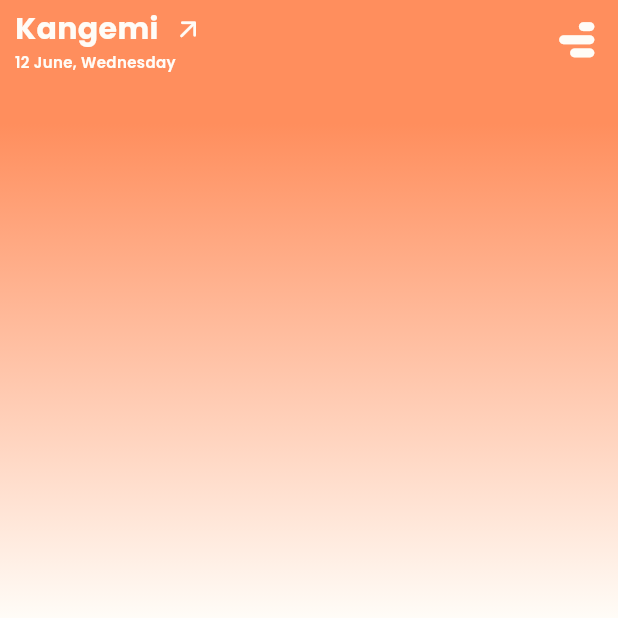
After one commit to captainEdins/njeve, a Flutter app: the HomePage screen opened directly, on a phone screen of 412 x 824 dp. The commit adds this screen. Shown: the top 618 px of the screen. Run offline on Flutter 3.47's test engine with Material 3 defaults, Android fonts, the light colour scheme and no system bars; our stand-ins replace geolocator, permission_handler, shared_preferences, smooth_page_indicator; accounts and stored records are empty.

Commit message:
made some adjustment

```diff
--- a/lib/landing/landing.dart
+++ b/lib/landing/landing.dart
@@ -2,9 +2,11 @@
 import 'package:flutter/material.dart';
 import 'package:geolocator/geolocator.dart';
 import 'package:njeve/dialog/dialogGood.dart';
+import 'package:njeve/pages/homePage.dart';
 import 'package:njeve/resources/color.dart';
 import 'package:njeve/resources/string.dart';
 import 'package:permission_handler/permission_handler.dart';
+import 'package:shared_preferences/shared_preferences.dart';
 import 'package:smooth_page_indicator/smooth_page_indicator.dart';
 
 class Landing extends StatefulWidget {
@@ -150,12 +152,19 @@ class _LandingState extends State<Landing> {
     );
   }
 
+  openHome(){
+    Navigator.pushReplacement(context, MaterialPageRoute(builder: (context) =>  const HomePage()));
+  }
+
   checkLocationPermissionAndOpen() async {
 
     var locationStatus = await Permission.location.status;
 
     if(locationStatus.isGranted){
+      final prefs = await SharedPreferences.getInstance();
+      prefs.setBool('first', true);
 
+      openHome();
     }else{
       showAlertDialogGood(buttonOk: buttonOk(),title: "Info!",message: "Thanks for your interest in Njeve! To experience the app's full functionality, allowing location access is the last step. This helps ${Strings.appName} provide accurate weather updates for your area.");
     }
@@ -237,7 +246,7 @@ class _LandingState extends State<Landing> {
               Navigator.of(context, rootNavigator: true).pop();
 
               //make the request
-
+              await determinePosition();
 
             },
             child: Container(
--- /dev/null
+++ b/lib/pages/homePage.dart
@@ -0,0 +1,97 @@
+import 'package:flutter/cupertino.dart';
+import 'package:flutter/material.dart';
+import 'package:intl/intl.dart';
+import 'package:njeve/resources/color.dart';
+
+class HomePage extends StatefulWidget {
+  const HomePage({super.key});
+
+  @override
+  State<HomePage> createState() => _HomePageState();
+}
+
+class _HomePageState extends State<HomePage> {
+  Color topColor = ColorList.sunColor;
+
+  @override
+  Widget build(BuildContext context) {
+    return Scaffold(
+      backgroundColor: ColorList.backgroundColor,
+      body: Stack(
+        children: [
+          Container(
+            decoration: BoxDecoration(
+                gradient: LinearGradient(
+                    begin: Alignment.topRight,
+                    stops: const [0.2, 1.0],
+                    colors: [topColor, ColorList.backgroundColor])),
+          ),
+          Column(
+            children: [topBar()],
+          )
+        ],
+      ),
+    );
+  }
+
+  Widget topBar() {
+    var timeNow = DateTime.now().hour;
+    var date = DateTime.now();
+
+    return Container(
+      padding: EdgeInsets.only(
+          left: 10,
+          right: 10,
+          top: MediaQuery.of(context).viewPadding.top > 0 ? 35 : 5,
+          bottom: 5),
+      width: double.infinity,
+      child: Row(
+        children: [
+          Expanded(
+              child: Column(
+                mainAxisAlignment: MainAxisAlignment.start,
+            crossAxisAlignment: CrossAxisAlignment.start,
+            children: [
+              const Row(
+                children: [
+                  Text(
+                    "Kangemi",
+                    textAlign: TextAlign.center,
+                    style: TextStyle(
+                        fontWeight: FontWeight.w700,
+                        color: ColorList.backgroundColor,
+                        fontSize: 20),
+                  ),
+                  SizedBox(width: 10,),
+                  Icon(
+                    Icons.arrow_outward_rounded,
+                    color: ColorList.backgroundColor,
+                    size: 20,
+                  )
+                ],
+              ),
+              Text(
+                DateFormat('d MMMM, EEEE').format(date),
+                textAlign: TextAlign.center,
+                style: const TextStyle(
+                    fontWeight: FontWeight.w600,
+                    color: ColorList.backgroundColor,
+                    fontSize: 10),
+              ),
+            ],
+          )),
+          const Center(
+            child: RotatedBox(
+              quarterTurns: 3,
+              child: Icon(
+                Icons.bar_chart_rounded,
+                color: ColorList.backgroundColor,
+                size: 35,
+              ),
+            ),
+          )
+        ],
+      ),
+    );
+  }
+}
--- a/lib/splashScreen/splash.dart
+++ b/lib/splashScreen/splash.dart
@@ -2,6 +2,7 @@ import 'dart:async';
 
 import 'package:flutter/material.dart';
 import 'package:njeve/landing/landing.dart';
+import 'package:njeve/pages/homePage.dart';
 import 'package:njeve/resources/color.dart';
 import 'package:shared_preferences/shared_preferences.dart';
 
@@ -40,7 +41,7 @@ class _SplashState extends State<Splash> {
 
   void openHome({bool landingPage = false}) {
     if (landingPage) {
-      //Navigator.pushReplacement(context, MaterialPageRoute(builder: (context) =>  const Landing()));
+      Navigator.pushReplacement(context, MaterialPageRoute(builder: (context) =>  const HomePage()));
     }else {
       Navigator.pushReplacement(context, MaterialPageRoute(builder: (context) => const Landing()));
     }
--- a/pubspec.yaml
+++ b/pubspec.yaml
@@ -39,6 +39,7 @@ dependencies:
   smooth_page_indicator: ^1.0.0+2
   permission_handler: ^8.3.0
   geolocator: ^8.0.1
+  intl: ^0.17.0
 
 dev_dependencies:
   flutter_test:
```
Also changed, not shown: pubspec.lock, 3 other files.
